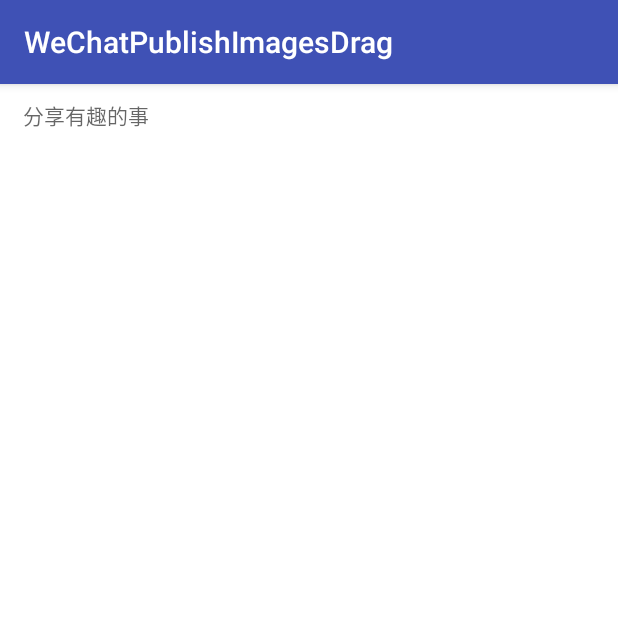
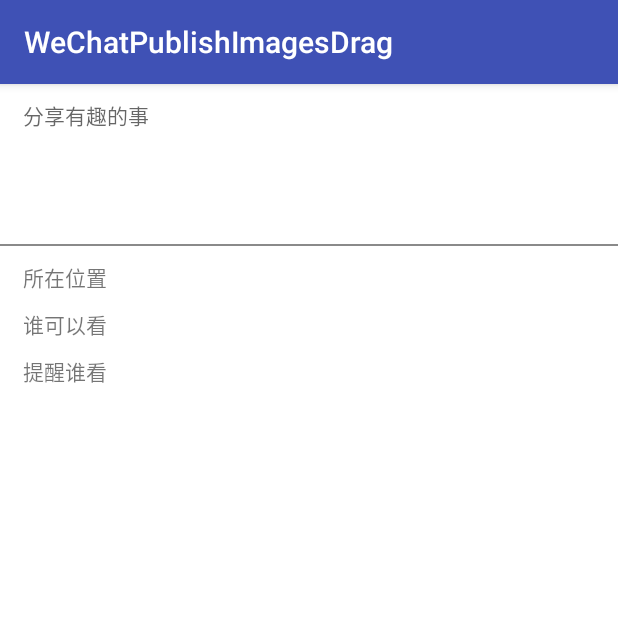
Before and after one commit to kuyue/WeChatPublishImagesDrag, an Android app: the PostImagesActivity screen opened directly, with no data from a screen before it, on a phone screen of 412 x 824 dp, the top half of it. Run offline under Robolectric (Android 15) with nearby library versions, the phone set to English and light mode, and no system bars; libraries missing offline, so code that uses them is left out: com.hys.utils, me.nereo.multi_image_selector; 6 statements that could not run were skipped.

Commit message:
添加【所在位置】【谁可以看】【提醒谁看】布局，并根据所选图片个数动态改变布局

```diff
--- a/app/src/main/java/com/kuyue/wechatpublishimagesdrag/MyCallBack.java
+++ b/app/src/main/java/com/kuyue/wechatpublishimagesdrag/MyCallBack.java
@@ -88,7 +88,6 @@ public class MyCallBack extends ItemTouchHelper.Callback {
     }
 
     /**
-     *
      * @param viewHolder
      * @param direction
      */
@@ -108,6 +107,9 @@ public class MyCallBack extends ItemTouchHelper.Callback {
         super.clearView(recyclerView, viewHolder);
         adapter.notifyDataSetChanged();
         initData();
+        if (dragListener != null) {
+            dragListener.clearView();
+        }
     }
 
     /**
@@ -203,6 +205,11 @@ public class MyCallBack extends ItemTouchHelper.Callback {
          * @param start
          */
         void dragState(boolean start);
+
+        /**
+         * 当用户与item的交互结束并且item也完成了动画时调用
+         */
+        void clearView();
     }
 
     private DragListener dragListener;
--- a/app/src/main/java/com/kuyue/wechatpublishimagesdrag/PostImagesActivity.java
+++ b/app/src/main/java/com/kuyue/wechatpublishimagesdrag/PostImagesActivity.java
@@ -12,6 +12,8 @@ import android.support.v7.widget.RecyclerView;
 import android.support.v7.widget.StaggeredGridLayoutManager;
 import android.support.v7.widget.helper.ItemTouchHelper;
 import android.view.View;
+import android.widget.LinearLayout;
+import android.widget.RelativeLayout;
 import android.widget.TextView;
 
 import com.hys.utils.AppUtils;
@@ -46,6 +48,7 @@ public class PostImagesActivity extends AppCompatActivity {
     private ItemTouchHelper itemTouchHelper;
     private RecyclerView rcvImg;
     private TextView tv;//删除区域提示
+    private LinearLayout mLinearLayout;
 
     public static void startPostActivity(Context context, ArrayList<String> images) {
         Intent intent = new Intent(context, PostImagesActivity.class);
@@ -77,6 +80,7 @@ public class PostImagesActivity extends AppCompatActivity {
         rcvImg = (RecyclerView) findViewById(R.id.rcv_img);
         tv = (TextView) findViewById(R.id.tv);
         initRcv();
+        mLinearLayout = (LinearLayout) findViewById(R.id.ll);
     }
 
     private void initRcv() {
@@ -132,6 +136,11 @@ public class PostImagesActivity extends AppCompatActivity {
                 } else {
                     tv.setVisibility(View.GONE);
                 }
+            }
+
+            @Override
+            public void clearView() {
+                refreshLayout();
             }
         });
     }
@@ -216,10 +225,29 @@ public class PostImagesActivity extends AppCompatActivity {
                 switch (msg.what) {
                     case 1:
                         activity.postArticleImgAdapter.notifyDataSetChanged();
+                        activity.refreshLayout();
                         break;
                 }
             }
         }
+    }
+
+    /**
+     * 刷新地理位置等布局
+     */
+    private void refreshLayout() {
+        //判断提醒谁布局看是否需要下移
+        int row = postArticleImgAdapter.getItemCount() / 3;
+        row = 0 == postArticleImgAdapter.getItemCount() % 3 ? row : row + 1;
+        row = 4 == row ? 3 : row;//row最多为三行
+        int marginTop = (getResources().getDimensionPixelSize(R.dimen.article_img_margin_top)
+                + getResources().getDimensionPixelSize(R.dimen.article_img_dimens))
+                * row
+                + getResources().getDimensionPixelSize(R.dimen.article_post_et_h)
+                + 10;
+        RelativeLayout.LayoutParams params = (RelativeLayout.LayoutParams) mLinearLayout.getLayoutParams();
+        params.setMargins(0, marginTop, 0, 0);
+        mLinearLayout.setLayoutParams(params);
     }
 
     @Override
--- a/app/src/main/res/layout/activity_post_images.xml
+++ b/app/src/main/res/layout/activity_post_images.xml
@@ -1,10 +1,10 @@
 <?xml version="1.0" encoding="utf-8"?>
 <RelativeLayout xmlns:android="http://schemas.android.com/apk/res/android"
-    xmlns:tools="http://schemas.android.com/tools"
-    android:layout_width="match_parent"
-    android:layout_height="match_parent"
-    android:background="@color/white"
-    tools:context="com.kuyue.wechatpublishimagesdrag.PostImagesActivity">
+                xmlns:tools="http://schemas.android.com/tools"
+                android:layout_width="match_parent"
+                android:layout_height="match_parent"
+                android:background="@color/white"
+                tools:context="com.kuyue.wechatpublishimagesdrag.PostImagesActivity">
 
     <TextView
         android:id="@+id/tv"
@@ -21,11 +21,9 @@
         android:id="@+id/rcv_img"
         android:layout_width="match_parent"
         android:layout_height="match_parent"
-        android:paddingTop="@dimen/article_post_et_h"
-        android:paddingLeft="15dp"
-        android:clipToPadding="false"/>
-    <!--android:clipToPadding="false"-->
-    <!--android:paddingTop="@dimen/article_post_et_h"-->
+        android:clipToPadding="false"
+        android:paddingLeft="@dimen/paddingLR"
+        android:paddingTop="@dimen/article_post_et_h"/>
 
     <EditText
         android:id="@+id/et_content"
@@ -36,9 +34,44 @@
         android:hint="分享有趣的事"
         android:inputType="textMultiLine"
         android:maxLength="140"
-        android:paddingLeft="15dp"
-        android:paddingRight="15dp"
+        android:paddingLeft="@dimen/paddingLR"
+        android:paddingRight="@dimen/paddingLR"
         android:paddingTop="10dp"
-        android:textSize="14sp" />
+        android:textSize="14sp"/>
+
+    <LinearLayout
+        android:id="@+id/ll"
+        android:layout_width="match_parent"
+        android:layout_height="wrap_content"
+        android:layout_marginTop="@dimen/article_post_et_h"
+        android:orientation="vertical">
+
+        <View
+            android:layout_width="match_parent"
+            android:layout_height="1dp"
+            android:background="#8a8a8a"/>
+
+        <TextView
+            android:id="@+id/tv_ll"
+            android:layout_width="match_parent"
+            android:layout_height="wrap_content"
+            android:paddingLeft="@dimen/paddingLR"
+            android:paddingTop="10dp"
+            android:text="所在位置"/>
+
+        <TextView
+            android:layout_width="match_parent"
+            android:layout_height="wrap_content"
+            android:paddingLeft="@dimen/paddingLR"
+            android:paddingTop="10dp"
+            android:text="谁可以看"/>
+
+        <TextView
+            android:layout_width="match_parent"
+            android:layout_height="wrap_content"
+            android:paddingLeft="@dimen/paddingLR"
+            android:paddingTop="10dp"
+            android:text="提醒谁看"/>
+    </LinearLayout>
 
 </RelativeLayout>
--- a/app/src/main/res/values/dimens.xml
+++ b/app/src/main/res/values/dimens.xml
@@ -4,4 +4,5 @@
     <dimen name="article_post_delete">50dp</dimen>
     <dimen name="article_img_margin_top">10dp</dimen>
     <dimen name="article_img_dimens">70dp</dimen>
+    <dimen name="paddingLR">15dp</dimen>
 </resources>
```
